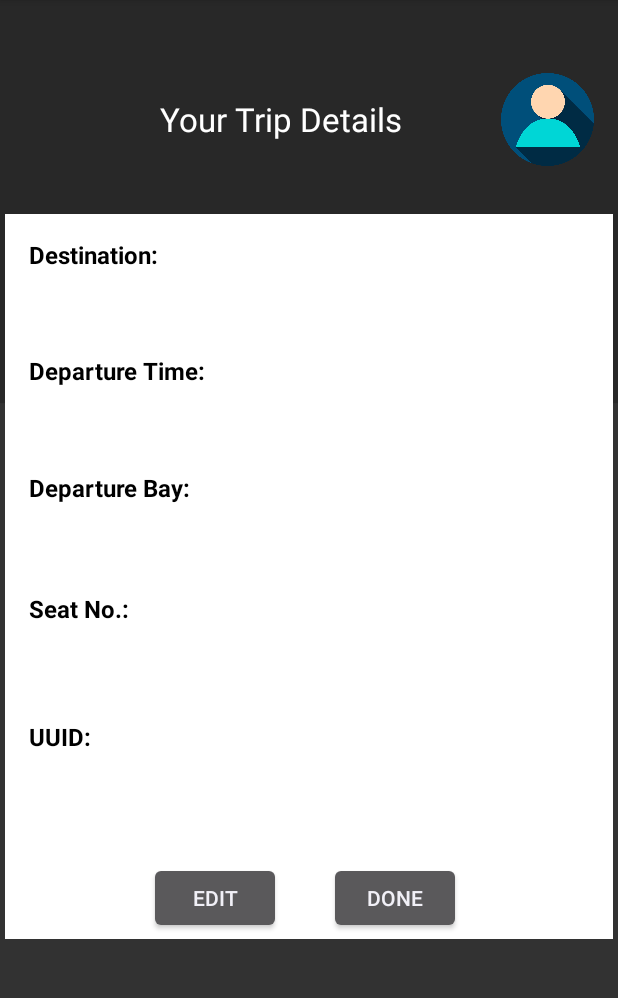
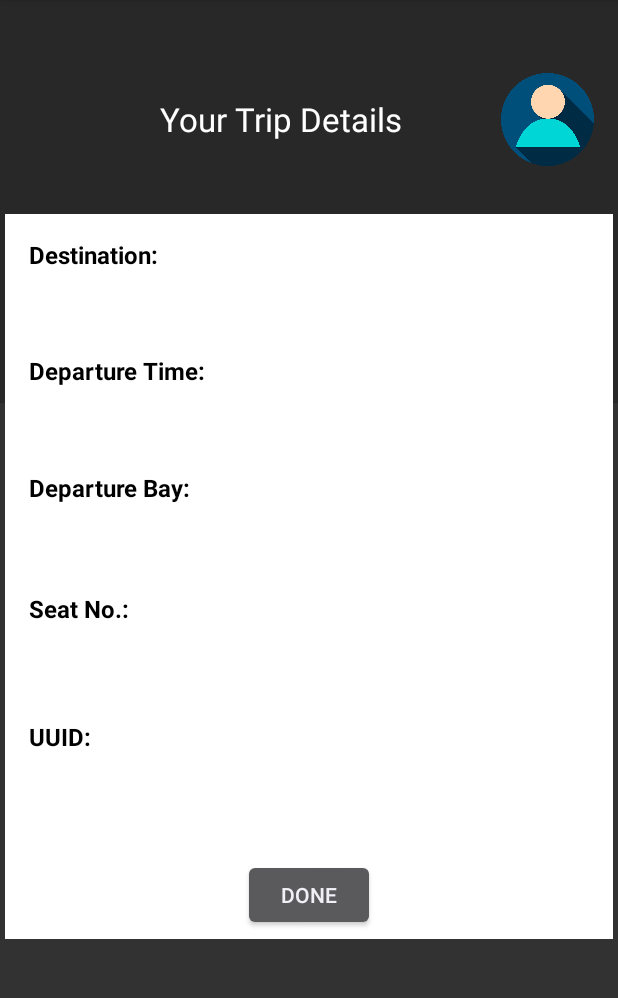
Before and after one commit to Dabidesu/TicketReservation, an Android app: the layout activity_screen_trip.xml on its own in the app's theme, with its tools: preview values and no code run, on a phone screen of 412 x 824 dp, the part 84-1082 px from its top. Run offline under Robolectric (Android 15) with nearby library versions, the phone set to English and light mode, and no system bars; Roboto replaces fonts that are not available here.

Commit message:
Trip Details

```diff
--- a/app/src/main/java/com/example/prototype/Screen_Trip.java
+++ b/app/src/main/java/com/example/prototype/Screen_Trip.java
@@ -6,6 +6,7 @@ import android.os.Bundle;
 
 public class Screen_Trip extends AppCompatActivity {
 
+
     @Override
     protected void onCreate(Bundle savedInstanceState) {
         super.onCreate(savedInstanceState);
--- a/app/src/main/res/layout/activity_screen_trip.xml
+++ b/app/src/main/res/layout/activity_screen_trip.xml
@@ -146,15 +146,16 @@
             app:layout_constraintTop_toTopOf="parent" />
 
         <Button
-            android:id="@+id/button6"
+            android:id="@+id/tripbutton1"
             android:layout_width="wrap_content"
             android:layout_height="wrap_content"
-            android:layout_marginStart="216dp"
-            android:layout_marginLeft="216dp"
-            android:layout_marginTop="432dp"
-            android:layout_marginEnd="101dp"
-            android:layout_marginRight="101dp"
-            android:layout_marginBottom="3dp"
+            android:layout_marginStart="158dp"
+            android:layout_marginLeft="158dp"
+            android:layout_marginTop="430dp"
+            android:layout_marginEnd="158dp"
+            android:layout_marginRight="158dp"
+            android:layout_marginBottom="5dp"
+            android:onClick="@string/dash_msg1"
             android:text="Done"
             app:backgroundTint="@color/cardview_dark_background"
             app:layout_constraintBottom_toBottomOf="parent"
@@ -257,23 +258,6 @@
             app:layout_constraintStart_toStartOf="parent"
             app:layout_constraintTop_toTopOf="parent" />
 
-        <Button
-            android:id="@+id/button4"
-            android:layout_width="wrap_content"
-            android:layout_height="wrap_content"
-            android:layout_marginStart="96dp"
-            android:layout_marginLeft="96dp"
-            android:layout_marginTop="432dp"
-            android:layout_marginEnd="221dp"
-            android:layout_marginRight="221dp"
-            android:layout_marginBottom="3dp"
-            android:text="Edit"
-            app:backgroundTint="@color/cardview_dark_background"
-            app:layout_constraintBottom_toBottomOf="parent"
-            app:layout_constraintEnd_toEndOf="parent"
-            app:layout_constraintStart_toStartOf="parent"
-            app:layout_constraintTop_toTopOf="parent" />
-
         <TextView
             android:id="@+id/textView4"
             android:layout_width="201dp"
```
